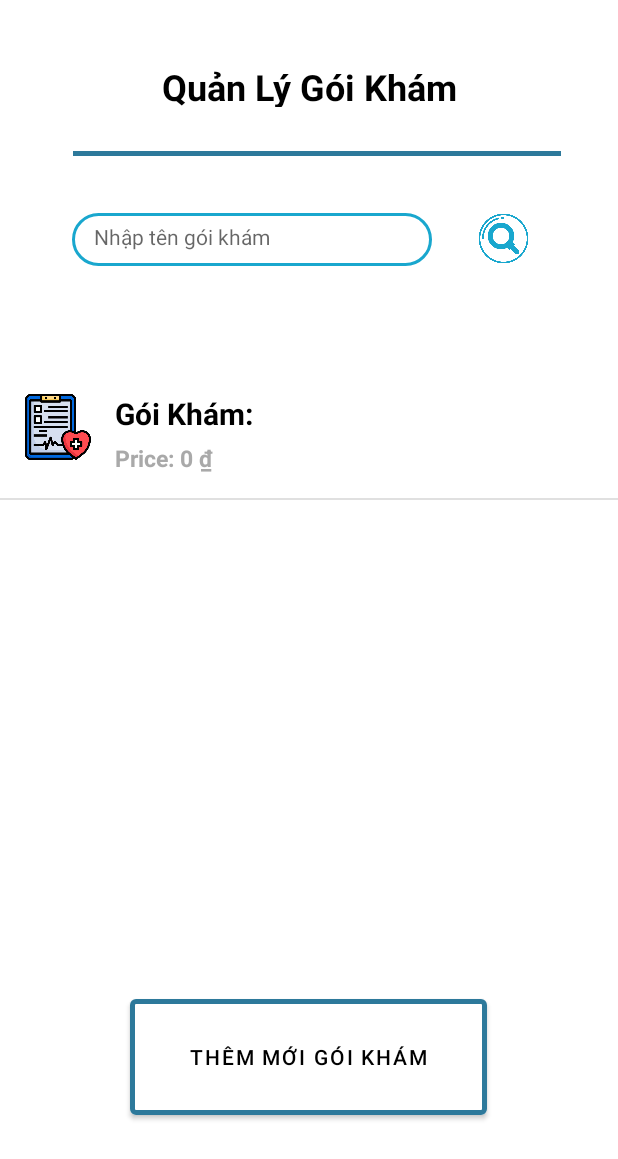
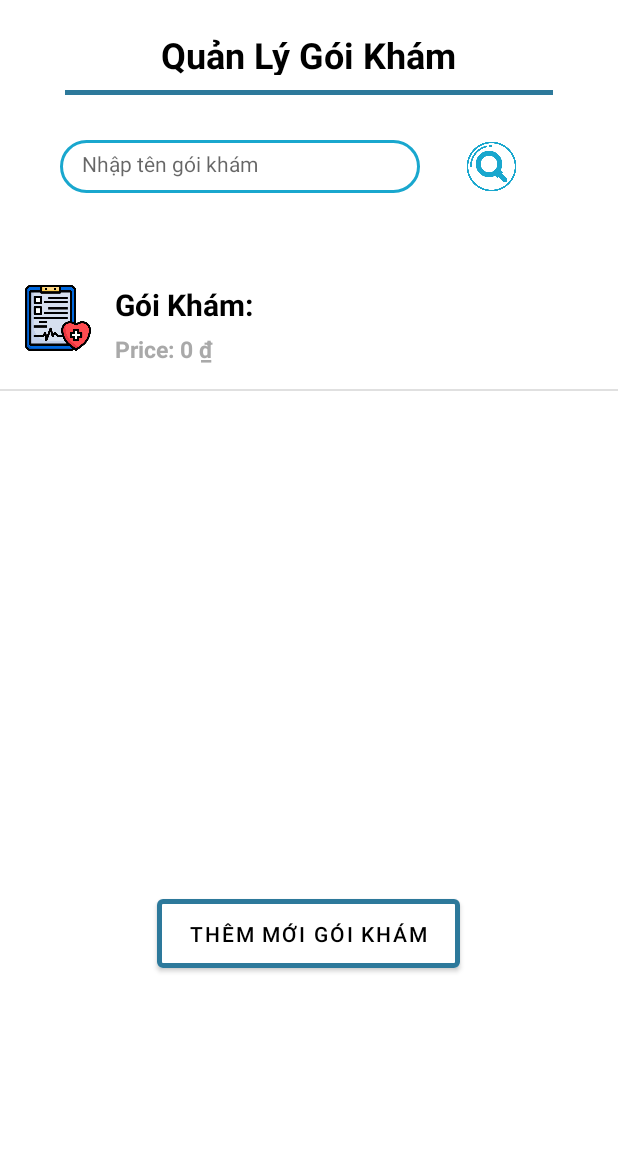
Before and after one commit to AnhDuc2k1/btl-android-n17, an Android app: the LabtestManagement screen opened directly, with no data from a screen before it, on a phone screen of 412 x 824 dp. Shown: the top 1159 px of the screen. Run offline under Robolectric (Android 15) with nearby library versions, the phone set to English and light mode, and no system bars.

Commit message:
update feature: find user, labtest

```diff
--- a/app/src/main/java/com/ptit/healthcare/admin/labtest/LabtestManagement.java
+++ b/app/src/main/java/com/ptit/healthcare/admin/labtest/LabtestManagement.java
@@ -5,12 +5,15 @@ import androidx.appcompat.app.AppCompatActivity;
 
 import android.content.Intent;
 import android.os.Bundle;
+import android.text.Editable;
+import android.text.TextWatcher;
 import android.view.ContextMenu;
 import android.view.MenuInflater;
 import android.view.MenuItem;
 import android.view.View;
 import android.widget.AdapterView;
 import android.widget.Button;
+import android.widget.EditText;
 import android.widget.ListView;
 import android.widget.Toast;
 
@@ -25,12 +28,19 @@ public class LabtestManagement extends AppCompatActivity {
 
     Button btnAddNewLabtest;
 
+    Button btnSearchLabtestButton;
+
+    EditText editTextSearchLabtestField;
+
+
     @Override
     protected void onCreate(Bundle savedInstanceState) {
         super.onCreate(savedInstanceState);
         setContentView(R.layout.activity_labtest_management);
 
         btnAddNewLabtest = findViewById(R.id.addLabtest);
+        btnSearchLabtestButton = findViewById(R.id.searchLabtestButton);
+        editTextSearchLabtestField = findViewById(R.id.searchLabtestField);
 
         btnAddNewLabtest.setOnClickListener(new View.OnClickListener() {
             @Override
@@ -40,11 +50,60 @@ public class LabtestManagement extends AppCompatActivity {
             }
         });
         loadListLabtest();
+
+        btnSearchLabtestButton.setOnClickListener(new View.OnClickListener() {
+            @Override
+            public void onClick(View v) {
+                String name = editTextSearchLabtestField.getText().toString();
+                loadListLabtestByName(name);
+            }
+        });
+
+        editTextSearchLabtestField.addTextChangedListener(new TextWatcher() {
+            @Override
+            public void beforeTextChanged(CharSequence s, int start, int count, int after) {
+
+            }
+
+            @Override
+            public void onTextChanged(CharSequence s, int start, int before, int count) {
+                loadListLabtest();
+            }
+
+            @Override
+            public void afterTextChanged(Editable s) {
+
+            }
+        });
     }
 
     protected void loadListLabtest() {
         LabtestQuery db = new LabtestQuery(getBaseContext());
         List<Labtest> labtestList = db.getAll();
+        ListView listLabtestView = (ListView) findViewById(R.id.listLabtest);
+        ListLabtestAdapter labtestAdapter = new ListLabtestAdapter(this, labtestList);
+        listLabtestView.setAdapter(labtestAdapter);
+
+        listLabtestView.setOnItemClickListener(new AdapterView.OnItemClickListener() {
+            @Override
+            public void onItemClick(AdapterView<?> parent, View view, int position, long id) {
+                doOpenChildActivity(labtestList.get(position));
+            }
+        });
+
+        listLabtestView.setOnItemLongClickListener(new AdapterView.OnItemLongClickListener() {
+            @Override
+            public boolean onItemLongClick(AdapterView<?> parent, View view, int position, long id) {
+                return false;
+            }
+        });
+
+        registerForContextMenu(listLabtestView);
+    }
+
+    protected void loadListLabtestByName(String name) {
+        LabtestQuery db = new LabtestQuery(getBaseContext());
+        List<Labtest> labtestList = db.getAllLabtestByName(name);
         ListView listLabtestView = (ListView) findViewById(R.id.listLabtest);
         ListLabtestAdapter labtestAdapter = new ListLabtestAdapter(this, labtestList);
         listLabtestView.setAdapter(labtestAdapter);
--- a/app/src/main/res/layout/activity_add_doctor.xml
+++ b/app/src/main/res/layout/activity_add_doctor.xml
@@ -89,7 +89,7 @@
         android:layout_height="wrap_content"
         android:ems="10"
         android:hint="Số năm kinh nghiệm"
-        android:inputType="textPersonName"
+        android:inputType="number"
         android:minHeight="48dp"
         android:paddingLeft="15dp"
         app:layout_constraintBottom_toBottomOf="parent"
@@ -115,13 +115,11 @@
         app:layout_constraintTop_toTopOf="parent"
         app:layout_constraintVertical_bias="0.674" />
 
-    <EditText
+    <Spinner
         android:id="@+id/editTextChuyenKhoa"
         android:layout_width="wrap_content"
         android:layout_height="wrap_content"
         android:ems="10"
-        android:hint="Chuyên khoa"
-        android:inputType="textPersonName"
         android:minHeight="48dp"
         android:paddingLeft="15dp"
         app:layout_constraintBottom_toBottomOf="parent"
--- a/app/src/main/res/layout/activity_admin_management.xml
+++ b/app/src/main/res/layout/activity_admin_management.xml
@@ -82,7 +82,7 @@
         app:layout_constraintVertical_bias="0.049" />
 
     <TextView
-        android:id="@+id/textView2"
+        android:id="@+id/dateTimeAdmin"
         android:layout_width="184dp"
         android:layout_height="19dp"
         android:text="Monday, 1 May 2023"
--- a/app/src/main/res/layout/activity_doctor_management.xml
+++ b/app/src/main/res/layout/activity_doctor_management.xml
@@ -75,11 +75,9 @@
                     android:layout_width="152dp"
                     android:layout_height="58dp"
                     android:layout_gravity="center"
-                    android:layout_marginTop="38dp"
+                    android:layout_marginTop="20dp"
                     android:backgroundTint="#FFFFFF"
-
                     android:fontFamily="sans-serif-black"
-                    android:padding="15dp"
                     android:text="Thêm Bác Sĩ"
                     android:textColor="#100F0F"
                     android:textSize="14sp"
--- a/app/src/main/res/layout/activity_labtest_management.xml
+++ b/app/src/main/res/layout/activity_labtest_management.xml
@@ -5,6 +5,11 @@
     android:layout_width="match_parent"
     android:layout_height="match_parent"
     tools:context=".admin.labtest.LabtestManagement">
+
+    <LinearLayout
+        android:layout_width="match_parent"
+        android:layout_height="wrap_content"
+        android:orientation="vertical">
 
         <TextView
             android:id="@+id/title"
@@ -15,33 +20,21 @@
             android:textColor="#000000"
             android:textSize="24sp"
             android:textStyle="bold"
-        app:layout_constraintBottom_toBottomOf="parent"
-        app:layout_constraintEnd_toEndOf="parent"
-        app:layout_constraintStart_toStartOf="parent"
-        app:layout_constraintTop_toTopOf="parent"
-        app:layout_constraintVertical_bias="0.052" />
+            android:layout_gravity="center"
+            android:layout_marginTop="20dp"/>
 
     <View
         android:layout_width="325dp"
         android:layout_height="3dp"
         android:background="#2D799B"
-        app:layout_constraintBottom_toBottomOf="parent"
-        app:layout_constraintEnd_toEndOf="parent"
-        app:layout_constraintHorizontal_bias="0.558"
-        app:layout_constraintStart_toStartOf="parent"
-        app:layout_constraintTop_toTopOf="parent"
-        app:layout_constraintVertical_bias="0.123" />
+        android:layout_marginTop="10dp"
+        android:layout_gravity="center" />
 
-    <ListView
-        android:id="@+id/listLabtest"
+    <LinearLayout
         android:layout_width="match_parent"
-        android:layout_height="300dp"
-        app:layout_constraintBottom_toBottomOf="parent"
-        app:layout_constraintEnd_toEndOf="parent"
-        app:layout_constraintHorizontal_bias="0.0"
-        app:layout_constraintStart_toStartOf="parent"
-        app:layout_constraintTop_toTopOf="parent"
-        app:layout_constraintVertical_bias="0.47" />
+        android:layout_height="80dp"
+        android:orientation="horizontal"
+        android:layout_marginTop="30dp">
 
         <EditText
             android:id="@+id/searchLabtestField"
@@ -54,12 +47,7 @@
             android:textColorLink="@color/black"
             android:textSize="14sp"
             android:background="@drawable/custom_edit_text"
-        app:layout_constraintBottom_toBottomOf="parent"
-        app:layout_constraintEnd_toEndOf="parent"
-        app:layout_constraintHorizontal_bias="0.28"
-        app:layout_constraintStart_toStartOf="parent"
-        app:layout_constraintTop_toTopOf="parent"
-        app:layout_constraintVertical_bias="0.18"
+            android:layout_marginLeft="40dp"
             />
 
         <Button
@@ -69,28 +57,27 @@
             android:background="@drawable/search_icon"
             android:text=""
             app:backgroundTint="#19A7CE"
-        app:layout_constraintBottom_toBottomOf="parent"
-        app:layout_constraintEnd_toEndOf="parent"
-        app:layout_constraintHorizontal_bias="0.845"
-        app:layout_constraintStart_toStartOf="parent"
-        app:layout_constraintTop_toTopOf="parent"
-        app:layout_constraintVertical_bias="0.179" />
+            android:layout_marginLeft="30dp" />
+    </LinearLayout>
+
+    <ListView
+        android:id="@+id/listLabtest"
+        android:layout_width="match_parent"
+        android:layout_height="400dp" />
 
     <Button
         android:id="@+id/addLabtest"
-        android:layout_width="238dp"
-        android:layout_height="89dp"
+        android:layout_width="202dp"
+        android:layout_height="58dp"
         android:backgroundTint="#FFFFFF"
         android:padding="5dp"
         android:text="Thêm mới gói khám"
         android:textColor="#000000"
-        app:layout_constraintBottom_toBottomOf="parent"
-        app:layout_constraintEnd_toEndOf="parent"
-        app:layout_constraintHorizontal_bias="0.497"
-        app:layout_constraintStart_toStartOf="parent"
-        app:layout_constraintTop_toTopOf="parent"
-        app:layout_constraintVertical_bias="0.898"
+        android:layout_marginTop="20dp"
+        android:layout_gravity="center"
         app:strokeColor="#2D799B"
         app:strokeWidth="3dp" />
 
+    </LinearLayout>
+
 </androidx.constraintlayout.widget.ConstraintLayout>
--- a/app/src/main/res/layout/activity_login.xml
+++ b/app/src/main/res/layout/activity_login.xml
@@ -63,7 +63,7 @@
         android:layout_marginStart="20dp"
         android:layout_marginTop="15dp"
         android:ems="10"
-        android:inputType="textPersonName"
+        android:inputType="number"
         android:hint="Số điện thoại"
         android:textColor="@color/black"
         android:textSize="16dp"
```
Also changed, not shown: app/src/main/java/com/ptit/healthcare/admin/AdminManagement.java (+14 -0 lines), app/src/main/java/com/ptit/healthcare/admin/doctor/AddDoctor.java (+26 -7 lines), app/src/main/java/com/ptit/healthcare/admin/doctor/DoctorDetail.java (+48 -10 lines), app/src/main/java/com/ptit/healthcare/admin/doctor/DoctorManagement.java (+19 -0 lines), app/src/main/java/com/ptit/healthcare/admin/labtest/LabtestDetail.java (+22 -2 lines), app/src/main/java/com/ptit/healthcare/admin/user/UserManagement.java (+63 -10 lines), app/src/main/java/com/ptit/healthcare/database/LabtestQuery.java (+24 -0 lines), app/src/main/java/com/ptit/healthcare/database/UserQuery.java (+29 -0 lines), app/src/main/java/com/ptit/healthcare/utils/CurrentDateTime.java (added, +15 -0 lines), app/src/main/res/layout/activity_doctor_detail.xml (+7 -6 lines), app/src/main/res/layout/activity_labtest_detail.xml (+40 -8 lines), app/src/main/res/layout/activity_update_labtest_detail.xml (+40 -10 lines), app/src/main/res/layout/activity_user_management.xml (+31 -47 lines), app/src/main/res/values/strings.xml (+9 -0 lines). Lines whose indentation alone changed are shown as unchanged.
